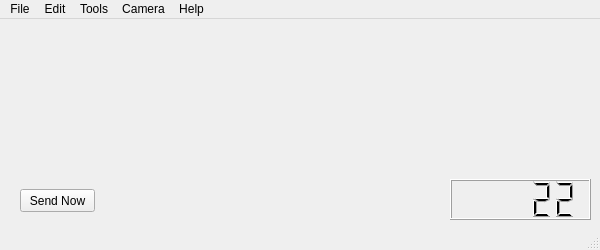
Old version of the form src/designer/window_main.ui in the repository marsinstituteSC/MissionControl.
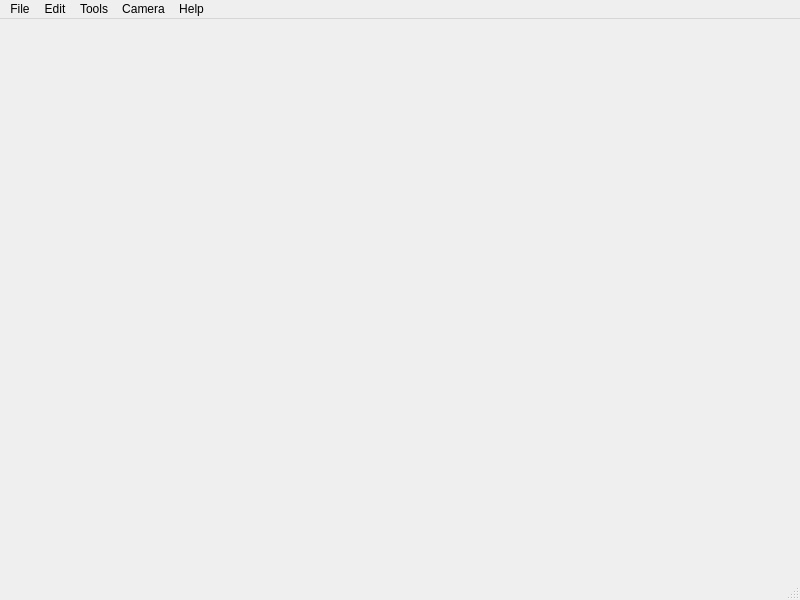
New version of the form.

The edit to the form file:
```diff
--- a/src/designer/window_main.ui
+++ b/src/designer/window_main.ui
@@ -6,59 +6,20 @@
    <rect>
     <x>0</x>
     <y>0</y>
-    <width>600</width>
-    <height>250</height>
+    <width>800</width>
+    <height>600</height>
    </rect>
   </property>
   <property name="windowTitle">
    <string>MainWindow</string>
   </property>
-  <widget class="QWidget" name="centralwidget">
-   <widget class="QLCDNumber" name="speedMeter">
-    <property name="geometry">
-     <rect>
-      <x>450</x>
-      <y>160</y>
-      <width>141</width>
-      <height>41</height>
-     </rect>
-    </property>
-    <property name="toolTip">
-     <string>&lt;html&gt;&lt;head/&gt;&lt;body&gt;&lt;p&gt;Speed of the rover in m/s&lt;/p&gt;&lt;/body&gt;&lt;/html&gt;</string>
-    </property>
-    <property name="smallDecimalPoint">
-     <bool>true</bool>
-    </property>
-    <property name="digitCount">
-     <number>5</number>
-    </property>
-    <property name="value" stdset="0">
-     <double>22.000000000000000</double>
-    </property>
-    <property name="intValue" stdset="0">
-     <number>22</number>
-    </property>
-   </widget>
-   <widget class="QPushButton" name="btnMessage">
-    <property name="geometry">
-     <rect>
-      <x>20</x>
-      <y>170</y>
-      <width>75</width>
-      <height>23</height>
-     </rect>
-    </property>
-    <property name="text">
-     <string>Send Now</string>
-    </property>
-   </widget>
-  </widget>
+  <widget class="QWidget" name="centralwidget"/>
   <widget class="QMenuBar" name="menubar">
    <property name="geometry">
     <rect>
      <x>0</x>
      <y>0</y>
-     <width>600</width>
+     <width>800</width>
      <height>21</height>
     </rect>
    </property>
```
